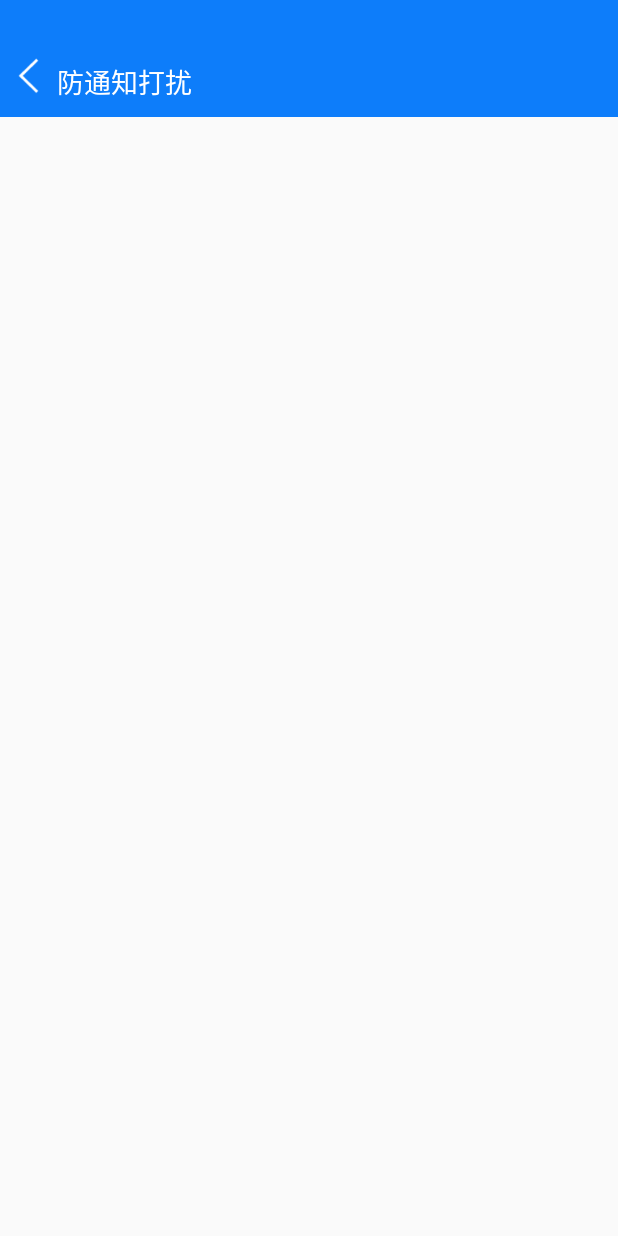
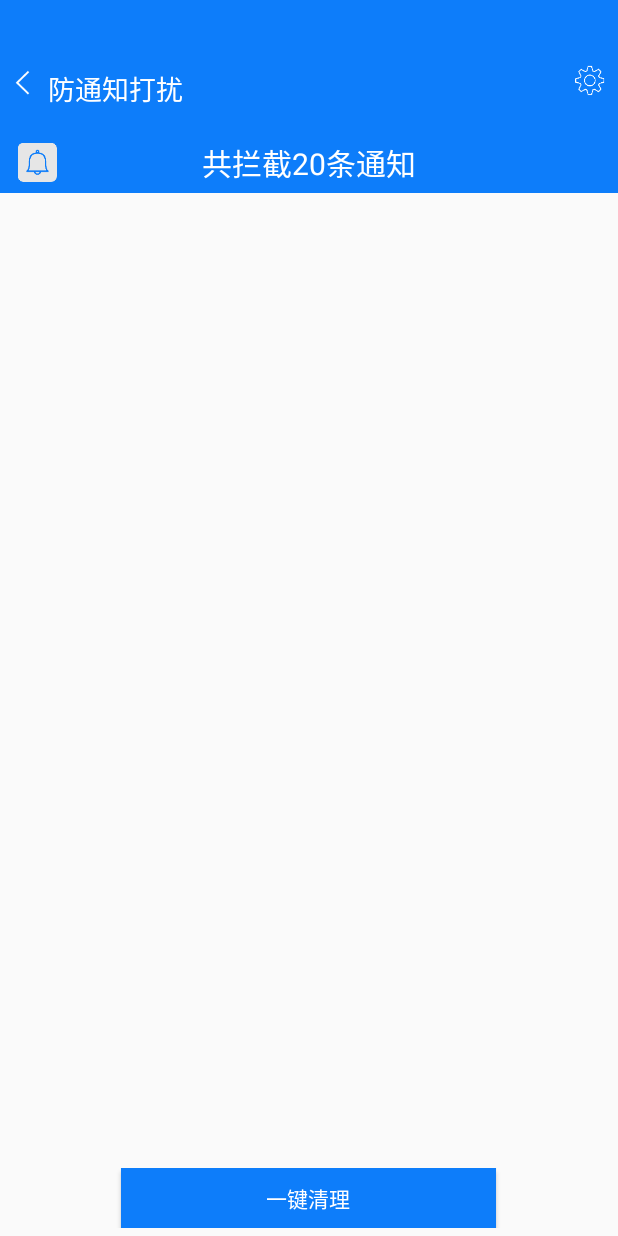
Before and after one commit to sshhsun-code/SecurityApp, an Android app: the NotificationBoxActivity screen opened directly, with no data from a screen before it, on a phone screen of 412 x 824 dp. Run offline under Robolectric (Android 15) with nearby library versions, the phone set to English and light mode, and no system bars; 3 statements that could not run were skipped.

Commit message:
[Notify] 增加"一键删除"的按钮及逻辑处理

```diff
--- a/app/src/main/java/com/example/sunqi/securityking/ui/NotificationBoxActivity.java
+++ b/app/src/main/java/com/example/sunqi/securityking/ui/NotificationBoxActivity.java
@@ -17,6 +17,7 @@ import android.view.Window;
 import android.view.WindowManager;
 import android.widget.AdapterView;
 import android.widget.BaseAdapter;
+import android.widget.Button;
 import android.widget.ImageView;
 import android.widget.ListView;
 import android.widget.TextView;
@@ -42,6 +43,8 @@ public class NotificationBoxActivity extends Activity implements View.OnClickLis
     private NotifyAdapter mAdapter;
 
     private ListView mNotifyListView;
+    private ImageView setting;
+    private Button cancel_all;
     NorifyDataObserver norifyDataObserver;
 
 
@@ -56,6 +59,7 @@ public class NotificationBoxActivity extends Activity implements View.OnClickLis
     }
 
     private void initView() {
+        cancel_all = (Button) findViewById(R.id.cancel_all);
         mNotifyListView = (ListView) findViewById(R.id.notify_list);
         if (!datalist.isEmpty()) {
             mAdapter = new NotifyAdapter(datalist ,mcontext);
@@ -71,6 +75,7 @@ public class NotificationBoxActivity extends Activity implements View.OnClickLis
                 handleIntent(data);
             }
         });
+        cancel_all.setOnClickListener(this);
     }
 
     @Override
@@ -128,12 +133,33 @@ public class NotificationBoxActivity extends Activity implements View.OnClickLis
     }
 
     private void iniTitle() {
-
+        setting = (ImageView) findViewById(R.id.title_items);
+        setting.setImageResource(R.mipmap.setting);
+        setting.setVisibility(View.VISIBLE);
+        setting.setOnClickListener(this);
+        findViewById(R.id.normal_title_back).setOnClickListener(this);
     }
 
     @Override
     public void onClick(View v) {
+        switch (v.getId()) {
+            case R.id.title_items:
 
+                break;
+
+            case R.id.normal_title_back:
+
+                break;
+
+            case R.id.cancel_all:
+                if (datalist.isEmpty()) {
+                    return;
+                }
+                NotificationInfoProcessor.removeAllNotifyData();
+                datalist.clear();
+                mAdapter.notifyDataSetChanged();
+                break;
+        }
     }
 
     @Override
--- a/app/src/main/res/layout/normal_title.xml
+++ b/app/src/main/res/layout/normal_title.xml
@@ -2,15 +2,16 @@
 <RelativeLayout xmlns:android="http://schemas.android.com/apk/res/android"
     android:layout_width="match_parent"
     android:background="@color/safepay_default_bg"
-    android:paddingTop="25dp"
-    android:paddingBottom="10dp"
+    android:paddingTop="30dp"
+    android:paddingBottom="16dp"
     android:layout_height="wrap_content">
     <ImageView
         android:layout_marginTop="12dp"
-        android:id="@+id/normal_title_icon"
+        android:id="@+id/normal_title_back"
         android:layout_width="26dp"
-        android:layout_marginLeft="6dp"
+        android:paddingLeft="6dp"
         android:layout_height="26dp"
+        android:paddingRight="2dp"
         android:src="@drawable/left_arrow"/>
     <TextView
         android:id="@+id/normal_title_text"
@@ -21,7 +22,7 @@
         android:textColor="#fff"
         android:layout_marginLeft="6dp"
         android:textSize="18sp"
-        android:layout_toRightOf="@id/normal_title_icon"/>
+        android:layout_toRightOf="@id/normal_title_back"/>
     <ImageView
         android:id="@+id/title_items"
         android:layout_marginTop="11dp"
--- a/app/src/main/res/layout/notify_box_layout.xml
+++ b/app/src/main/res/layout/notify_box_layout.xml
@@ -6,6 +6,27 @@
 
     <include layout="@layout/normal_title"/>
 
+    <RelativeLayout
+        android:layout_width="match_parent"
+        android:layout_height="40dp"
+        android:gravity="center_vertical"
+        android:background="@color/safepay_default_bg">
+        <ImageView
+            android:layout_width="30dp"
+            android:layout_height="30dp"
+            android:padding="2dp"
+            android:layout_centerVertical="true"
+            android:layout_marginLeft="10dp"
+            android:src="@mipmap/notificaiton"/>
+        <TextView
+            android:layout_width="wrap_content"
+            android:layout_height="wrap_content"
+            android:text="共拦截20条通知"
+            android:layout_centerVertical="true"
+            android:layout_centerHorizontal="true"
+            android:textSize="20sp"
+            android:textColor="#fff"/>
+    </RelativeLayout>
     <ListView
         android:id="@+id/notify_list"
         android:layout_width="match_parent"
@@ -13,5 +34,21 @@
         android:dividerHeight="1px"
         android:divider="#dbdbdb"
         android:layout_weight="1"/>
+    <RelativeLayout
+        android:layout_width="match_parent"
+        android:layout_height="wrap_content"
+        android:padding="5dp"
+        android:gravity="center">
+        <Button
+            android:id="@+id/cancel_all"
+            android:layout_gravity="center_horizontal"
+            android:layout_width="250dp"
+            android:paddingLeft="5dp"
+            android:paddingRight="5dp"
+            android:textColor="#fff"
+            android:text="一键清理"
+            android:layout_height="40dp"
+            android:background="@color/safepay_default_bg"/>
+    </RelativeLayout>
 
 </LinearLayout>
```
Also changed, not shown: app/src/main/res/mipmap-xxhdpi/notificaiton.png (added), app/src/main/res/mipmap-xxhdpi/setting.png (added).
